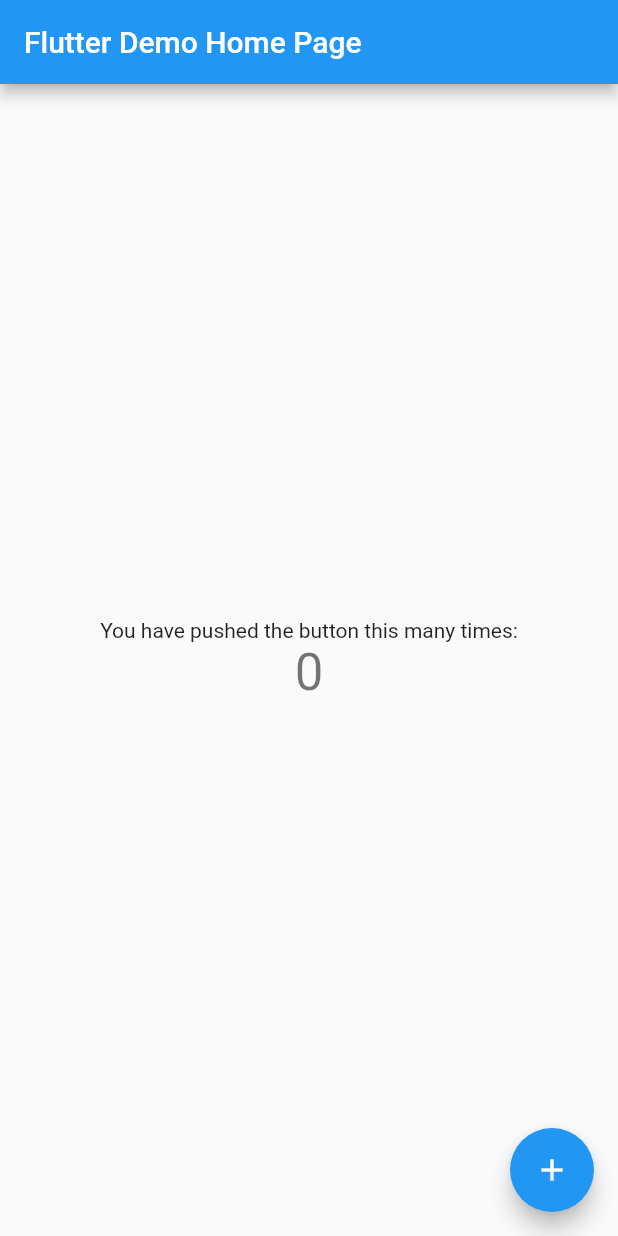
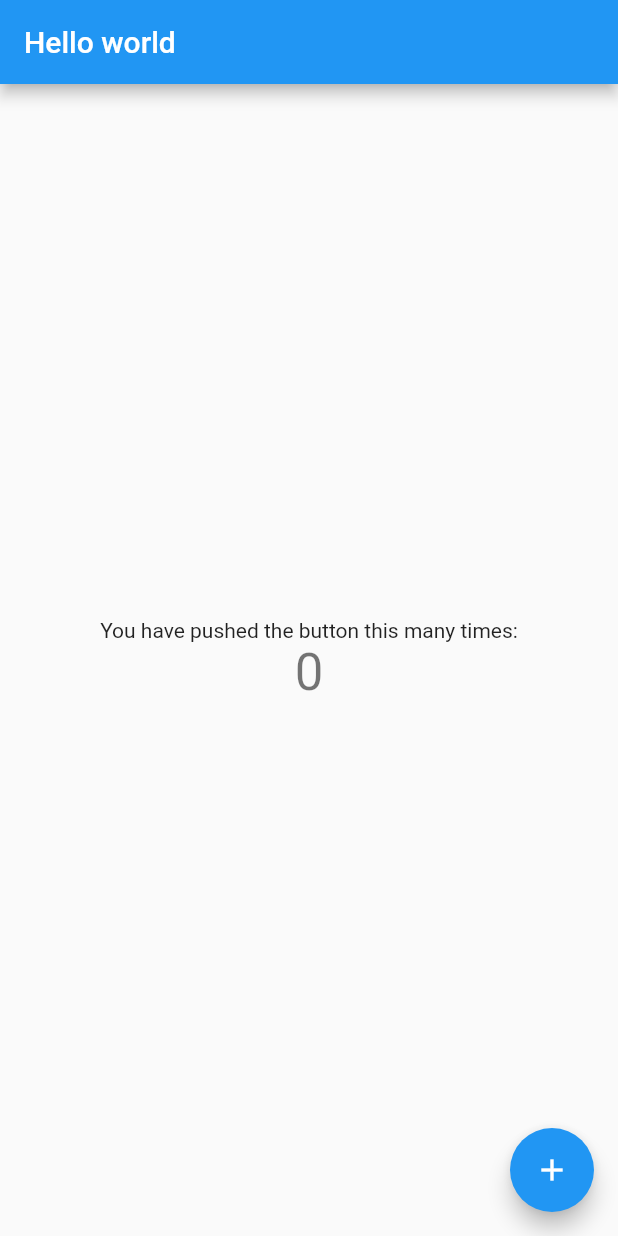
Before and after one commit to leoweihermann/flutter_gh_actions, a Flutter app: the screen it shows after launch, on a phone screen of 412 x 824 dp. Run offline on Flutter 3.47's test engine with Material 2 defaults, Android fonts, the phone set to English and light mode, and no system bars.

Commit message:
chore: test

```diff
--- a/lib/main.dart
+++ b/lib/main.dart
@@ -14,7 +14,7 @@ class MyApp extends StatelessWidget {
       theme: ThemeData(
         primarySwatch: Colors.blue,
       ),
-      home: const MyHomePage(title: 'Flutter Demo Home Page'),
+      home: const MyHomePage(title: 'Hello world'),
     );
   }
 }
```
